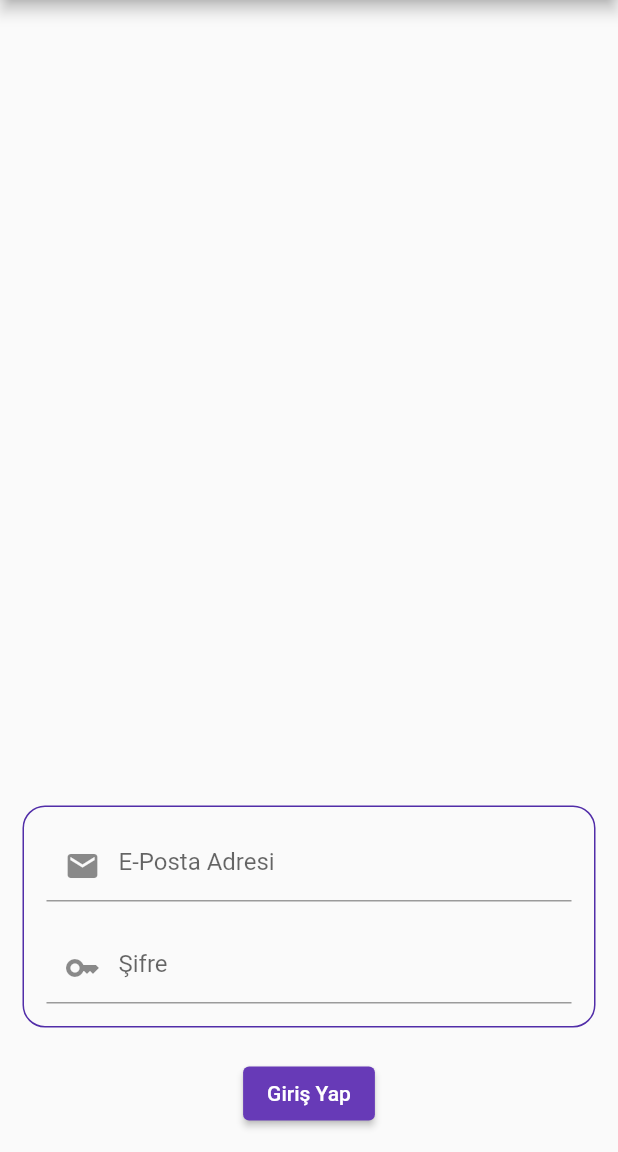
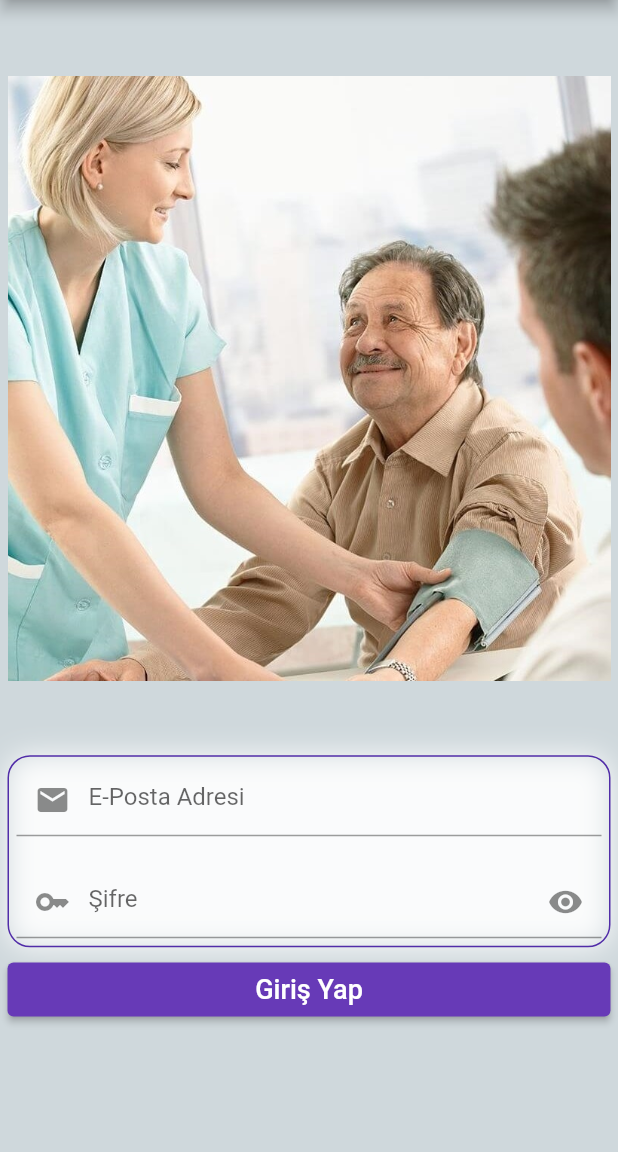
Before and after one commit to YeD-Mi/Flutter-Login-Panel, a Flutter app: the screen it shows after launch, after a tap on "Giriş Yap", on a phone screen of 412 x 824 dp, the part 84-1236 px from its top. Run offline on Flutter 3.47's test engine with Material 2 defaults, Android fonts, the phone set to English and light mode, and no system bars.

Commit message:
Style-Edit

```diff
--- /dev/null
+++ b/lib/color.dart
@@ -0,0 +1,4 @@
+import 'package:flutter/material.dart';
+
+Color primaryColor = Colors.deepPurple.shade700;
+Color backColor = Colors.blueGrey.shade100;
--- a/lib/views/homepage.dart
+++ b/lib/views/homepage.dart
@@ -1,6 +1,7 @@
 import 'package:flutter/src/widgets/container.dart';
 import 'package:flutter/src/widgets/framework.dart';
 import 'package:flutter/material.dart';
+import 'package:login/color.dart';
 import 'package:login/views/loginpage.dart';
 
 class HomePage extends StatelessWidget {
@@ -10,42 +11,60 @@ class HomePage extends StatelessWidget {
   Widget build(BuildContext context) {
     var size = MediaQuery.of(context).size;
     return Scaffold(
+      backgroundColor: backColor,
       appBar: AppBar(
-          backgroundColor: Colors.deepPurple.shade700,
+          centerTitle: true,
+          backgroundColor: primaryColor,
           title: Center(child: Text("Neyim Var?"))),
       body: Padding(
-        padding: const EdgeInsets.only(
-            right: 15.0, left: 15.0, top: 10.0, bottom: 40.0),
+        padding: const EdgeInsets.all(5),
+        child: SingleChildScrollView(
           child: Column(
-          mainAxisAlignment: MainAxisAlignment.start,
             children: [
-            Image.asset(
+              ClipRRect(
+                borderRadius: BorderRadius.circular(10),
+                child: Image.asset(
                   'assets/images/foto1.jpg',
-              height: size.height * .65,
+                  height: size.height * .7,
                 ),
-            Column(
+              ),
+              Padding(
+                padding: const EdgeInsets.only(top: 10.0, bottom: 10.0),
+                child: Column(
                   crossAxisAlignment: CrossAxisAlignment.stretch,
                   mainAxisAlignment: MainAxisAlignment.end,
                   children: [
                     ElevatedButton(
-                    style: ElevatedButton.styleFrom(
-                        primary: Colors.deepPurple.shade700),
+                        style: ElevatedButton.styleFrom(primary: primaryColor),
                         onPressed: () {
                           print('Giriş Yap');
-                      Navigator.push(context,
-                          MaterialPageRoute(builder: (context) => LoginPage()));
+                          Navigator.push(
+                              context,
+                              MaterialPageRoute(
+                                  builder: (context) => LoginPage()));
                         },
-                    child: Text('Giriş Yap')),
+                        child: Text(
+                          'Giriş Yap',
+                          style: TextStyle(
+                            fontSize: 18.0,
+                          ),
+                        )),
                     ElevatedButton(
-                    style: ElevatedButton.styleFrom(
-                        primary: Colors.deepPurple.shade700),
+                        style: ElevatedButton.styleFrom(primary: primaryColor),
                         onPressed: () {
                           print('Kayıt ol');
                         },
-                    child: Text('Kayıt Ol'))
+                        child: Text(
+                          'Kayıt Ol',
+                          style: TextStyle(
+                            fontSize: 18.0,
+                          ),
+                        ))
                   ],
                 ),
+              ),
             ],
+          ),
         ),
       ),
     );
--- a/lib/views/loginpage.dart
+++ b/lib/views/loginpage.dart
@@ -2,6 +2,7 @@ import 'package:flutter/src/widgets/container.dart';
 import 'package:flutter/src/widgets/framework.dart';
 
 import 'package:flutter/material.dart';
+import 'package:login/color.dart';
 
 class LoginPage extends StatefulWidget {
   const LoginPage({super.key});
@@ -14,29 +15,46 @@ class _LoginPageState extends State<LoginPage> {
   final TextEditingController emailController = TextEditingController();
   final TextEditingController passwordController = TextEditingController();
 
+  bool isVisible = true;
+
   @override
   Widget build(BuildContext context) {
+    var size = MediaQuery.of(context).size;
     return Scaffold(
+      backgroundColor: backColor,
       appBar: AppBar(
-          backgroundColor: Colors.deepPurple.shade700,
+          centerTitle: true,
+          backgroundColor: primaryColor,
           title: Center(child: Text("Neyim Var?"))),
       body: Padding(
-        padding: const EdgeInsets.all(15.0),
+        padding: const EdgeInsets.all(5.0),
+        child: SingleChildScrollView(
           child: Column(
-          mainAxisAlignment: MainAxisAlignment.end,
+            mainAxisAlignment: MainAxisAlignment.spaceAround,
+            crossAxisAlignment: CrossAxisAlignment.stretch,
             children: [
+              Image.asset(
+                'assets/images/foto3.jpg',
+                height: size.height * .6,
+              ),
+              SizedBox(height: size.height * 0.005),
               Container(
                 decoration: BoxDecoration(
-                  border: Border.all(color: Colors.deepPurple.shade700),
+                    boxShadow: [
+                      BoxShadow(
+                        color: Colors.white.withOpacity(0.9),
+                        blurRadius: 15,
+                      )
+                    ],
+                    border: Border.all(color: primaryColor),
                     borderRadius: BorderRadius.circular(15)),
                 child: Padding(
-                padding: const EdgeInsets.all(15.0),
-                child: Column(
-                    crossAxisAlignment: CrossAxisAlignment.stretch,
-                    children: [
+                  padding: const EdgeInsets.all(5.0),
+                  child: Column(children: [
                     TextField(
                       controller: emailController,
-                        cursorColor: Colors.deepPurple.shade700,
+                      keyboardType: TextInputType.emailAddress,
+                      cursorColor: primaryColor,
                       decoration: InputDecoration(
                           prefixIcon: Icon(Icons.mail),
                           hintText: 'E-Posta Adresi'),
@@ -46,8 +64,23 @@ class _LoginPageState extends State<LoginPage> {
                     ),
                     TextField(
                       controller: passwordController,
-                        cursorColor: Colors.deepPurple.shade700,
+                      obscureText: isVisible ? true : false,
+                      //şifre gizlemek için; obscureText
+                      cursorColor: primaryColor,
                       decoration: InputDecoration(
+                        suffixIcon: InkWell(
+                            onTap: () {
+                              if (isVisible) {
+                                setState(() {
+                                  isVisible = false;
+                                });
+                              } else {
+                                setState(() {
+                                  isVisible = true;
+                                });
+                              }
+                            },
+                            child: Icon(Icons.remove_red_eye)),
                         prefixIcon: Icon(Icons.key),
                         hintText: 'Şifre',
                       ),
@@ -56,10 +89,18 @@ class _LoginPageState extends State<LoginPage> {
                 ),
               ),
               SizedBox(
-              height: 20,
+                height: size.height * 0.005,
               ),
-            ElevatedButton(onPressed: () {}, child: Text('Giriş Yap'))
+              ElevatedButton(
+                  onPressed: () {},
+                  child: Text(
+                    'Giriş Yap',
+                    style: TextStyle(
+                      fontSize: 18.0,
+                    ),
+                  ))
             ],
+          ),
         ),
       ),
     );
```
Also changed, not shown: assets/images/foto3.jpg. Lines whose indentation alone changed are shown as unchanged.
